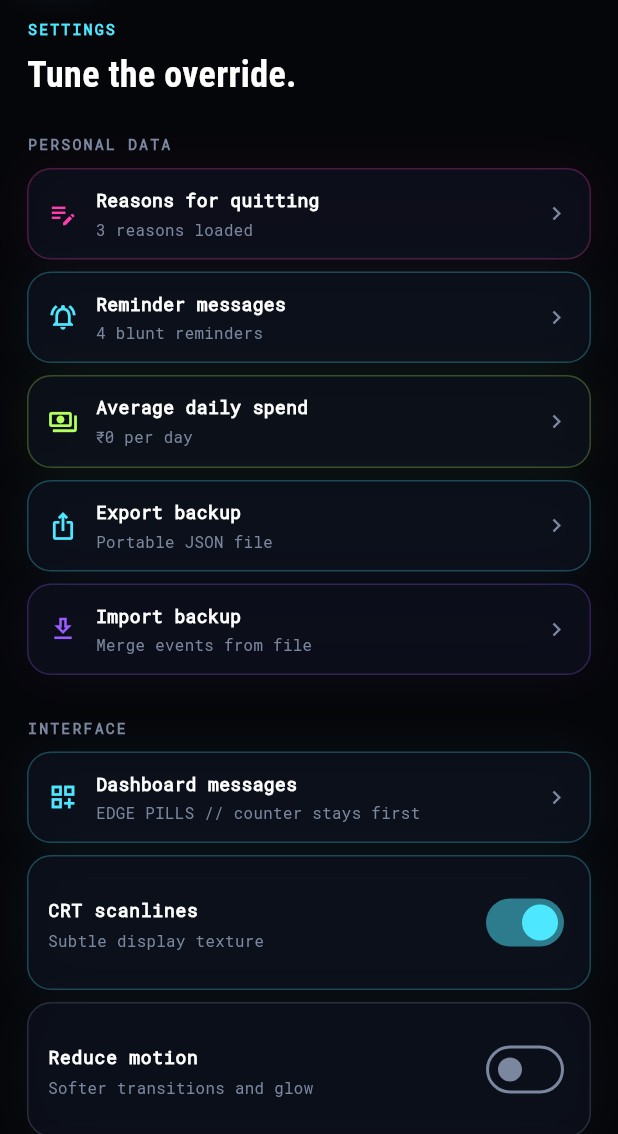
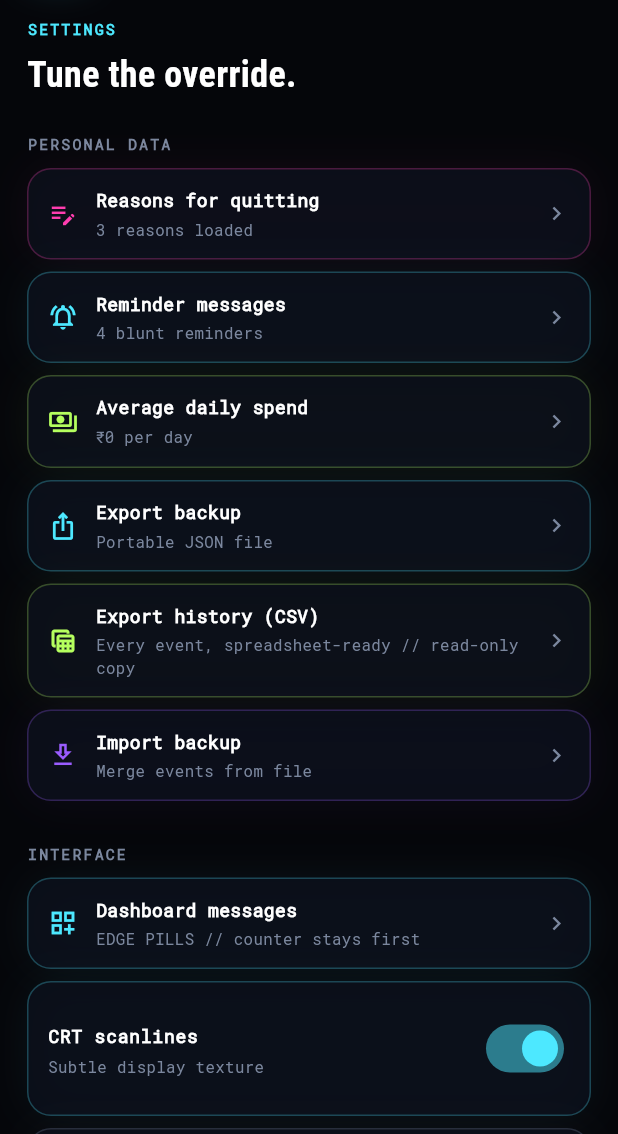
Before and after one commit to abhranilp1998/no-lean-system, a Flutter app: the SettingsScreen widget shown alone on an empty page, opened directly, after a tap on "Export backup", on a phone screen of 412 x 824 dp, the part 102-1236 px from its top. Run offline on Flutter 3.47's test engine with Material 3 defaults, Android fonts, the phone set to English and light mode, and no system bars; our stand-ins replace file_picker, flutter_local_notifications, flutter_map, flutter_riverpod, flutter_secure_storage, geolocator and 8 more; missing offline and left inert: a package; accounts and stored records are empty.

Commit message:
feat: CSV export of the full event history
- buildEventsCsv: RFC 4180 quoting, CRLF, UTF-8 BOM, ISO 8601 timestamps
  with UTC offset, oldest first, stable column order
- dedicated columns for craving intensity/trigger, relapse type, note,
  quantity, attempted-SOS / post-SOS flags, streak lost, context tags,
  debrief, SOS duration and milestone days; other metadata kept as JSON
- formula neutralisation for free-text cells (= + - @ tab CR)
- shared through the existing share/save flow; Settings action warns that
  notes are included; JSON stays the restorable backup

```diff
--- a/lib/features/recovery/services/backup_service.dart
+++ b/lib/features/recovery/services/backup_service.dart
@@ -11,6 +11,7 @@ import '../../../core/services/feedback_preferences.dart';
 import '../../dashboard/domain/dashboard_notice_style.dart';
 import '../application/recovery_controller.dart';
 import '../domain/effect_intensity.dart';
+import '../domain/events_csv.dart';
 import '../domain/legacy_recovery_migration.dart';
 import '../domain/recovery_event.dart';
 import '../../zones/domain/danger_zone.dart';
@@ -77,18 +78,43 @@ class BackupService {
         'Backup is larger than the 5 MB safety limit.',
       );
     }
-    final fileName =
-        'nolean_backup_${DateFormat('yyyyMMdd_HHmmss').format(DateTime.now())}.json';
+    await _shareText(
+      jsonString,
+      fileName: 'nolean_backup_${_stamp()}.json',
+      mimeType: 'application/json',
+      extension: 'json',
+      shareText: 'NO LEAN recovery backup',
+    );
+  }
 
+  /// Shares every event as CSV (a readable copy; JSON stays the restorable
+  /// backup format).
+  Future<void> exportEventsCsv(List<RecoveryEvent> events) => _shareText(
+    buildEventsCsv(events),
+    fileName: 'nolean_history_${_stamp()}.csv',
+    mimeType: 'text/csv',
+    extension: 'csv',
+    shareText: 'NO LEAN history (CSV)',
+  );
+
+  String _stamp() => DateFormat('yyyyMMdd_HHmmss').format(DateTime.now());
+
+  Future<void> _shareText(
+    String content, {
+    required String fileName,
+    required String mimeType,
+    required String extension,
+    required String shareText,
+  }) async {
     if (!kIsWeb && (Platform.isAndroid || Platform.isIOS)) {
       final dir = await getTemporaryDirectory();
       final file = File('${dir.path}/$fileName');
       try {
-        await file.writeAsString(jsonString, flush: true);
+        await file.writeAsString(content, flush: true);
         await SharePlus.instance.share(
           ShareParams(
-            files: [XFile(file.path, mimeType: 'application/json')],
-            text: 'NO LEAN recovery backup',
+            files: [XFile(file.path, mimeType: mimeType)],
+            text: shareText,
           ),
         );
       } finally {
@@ -96,13 +122,13 @@ class BackupService {
       }
     } else {
       final path = await FilePicker.saveFile(
-        dialogTitle: 'Save Backup',
+        dialogTitle: 'Save export',
         fileName: fileName,
         type: FileType.custom,
-        allowedExtensions: ['json'],
+        allowedExtensions: [extension],
       );
       if (path != null) {
-        await File(path).writeAsString(jsonString, flush: true);
+        await File(path).writeAsString(content, flush: true);
       }
     }
   }
--- a/lib/features/settings/presentation/settings_screen.dart
+++ b/lib/features/settings/presentation/settings_screen.dart
@@ -66,6 +66,14 @@ class SettingsScreen extends ConsumerWidget {
               subtitle: 'Portable JSON file',
               color: cyan,
               onTap: () => exportRecoveryData(context, recovery),
+            ),
+            SettingAction(
+              key: const ValueKey('settings-export-csv'),
+              icon: Icons.table_view_outlined,
+              title: 'Export history (CSV)',
+              subtitle: 'Every event, spreadsheet-ready // read-only copy',
+              color: toxic,
+              onTap: () => exportRecoveryCsv(context, recovery),
             ),
             SettingAction(
               icon: Icons.download_outlined,
```
Also changed, not shown: lib/features/recovery/domain/events_csv.dart (added, +126 -0 lines), lib/features/settings/services/recovery_export_service.dart (+24 -0 lines), 1 other file.
